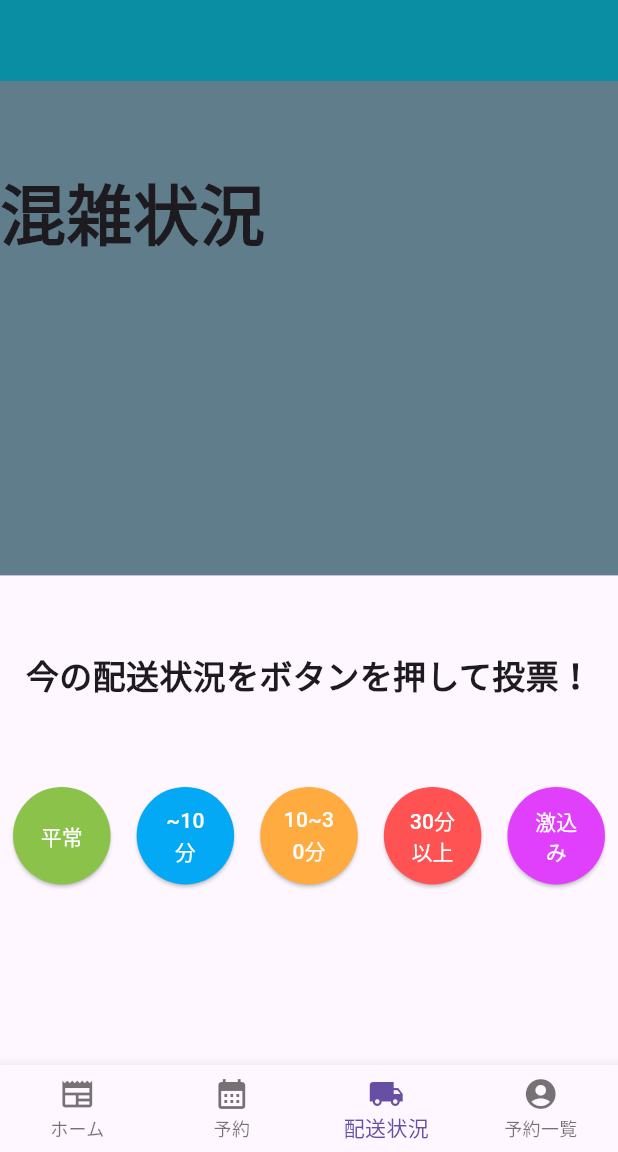
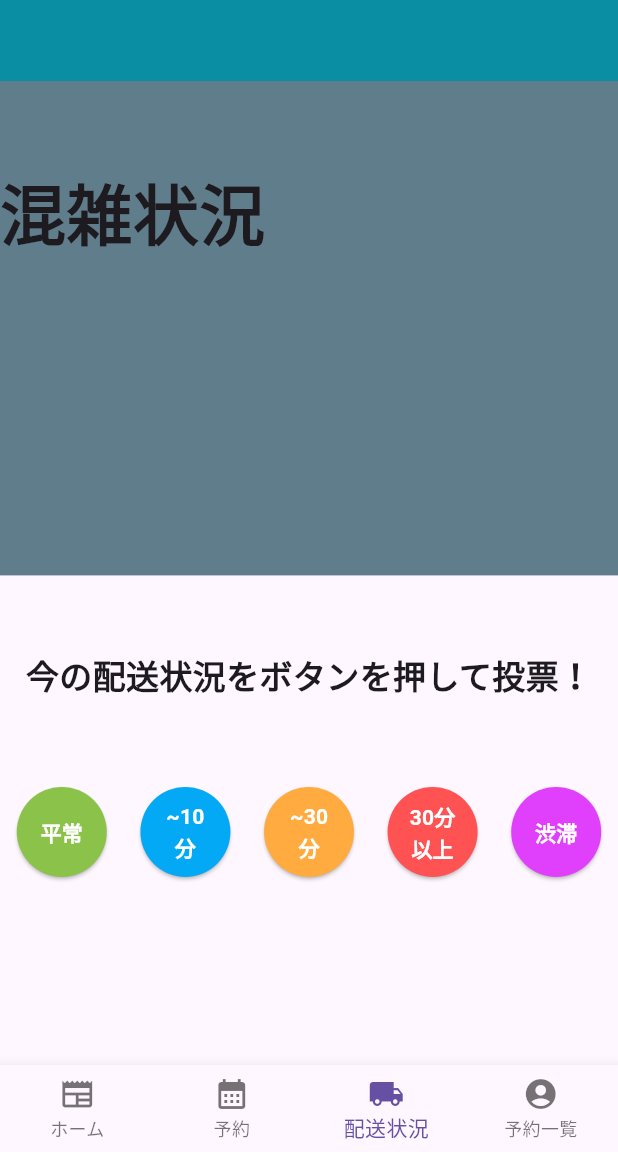
Before and after one commit to IH41jp-ac-hal/TTT, a Flutter app: the screen it shows after launch, item 3 of the bottom bar chosen, on a phone screen of 412 x 824 dp, the part 84-1236 px from its top. Run offline on Flutter 3.47's test engine with Material 3 defaults, Android fonts, the phone set to English and light mode, and no system bars.

Commit message:
ボタンテキストサイズ変更

```diff
--- a/lib/screens/Information.dart
+++ b/lib/screens/Information.dart
@@ -62,7 +62,7 @@ class InformationScreen extends StatelessWidget {
                 children: <Widget>[
                   Expanded(
                     child: Container(
-                      height: 65, // ボタンの高さを設定
+                      height: 60, // ボタンの高さを設定
                       child: ElevatedButton(
                         onPressed: () {
                           // ボタン1が押された時の処理
@@ -72,7 +72,7 @@ class InformationScreen extends StatelessWidget {
                           style: TextStyle(
                               fontSize: 14, // フォントサイズを調整
                               color: Colors.white, // テキストの色を白に設定
-                          ),
+                              fontWeight: FontWeight.bold),
                           textAlign: TextAlign.center,
                         ),
                         style: ElevatedButton.styleFrom(
@@ -84,7 +84,7 @@ class InformationScreen extends StatelessWidget {
                   ),
                   Expanded(
                     child: Container(
-                      height: 65, // ボタンの高さを設定
+                      height: 60, // ボタンの高さを設定
                       child: ElevatedButton(
                         onPressed: () {
                           // ボタン2が押された時の処理
@@ -94,7 +94,7 @@ class InformationScreen extends StatelessWidget {
                           style: TextStyle(
                               fontSize: 14, // フォントサイズを調整
                               color: Colors.white, // テキストの色を白に設定
-                          ),
+                              fontWeight: FontWeight.bold),
                           textAlign: TextAlign.center,
                         ),
                         style: ElevatedButton.styleFrom(
@@ -106,17 +106,17 @@ class InformationScreen extends StatelessWidget {
                   ),
                   Expanded(
                     child: Container(
-                      height: 65, // ボタンの高さを設定
+                      height: 60, // ボタンの高さを設定
                       child: ElevatedButton(
                         onPressed: () {
                           // ボタン3が押された時の処理
                         },
                         child: Text(
-                          '10~30分',
+                          '~30分',
                           style: TextStyle(
                               fontSize: 14, // フォントサイズを調整
                               color: Colors.white, // テキストの色を白に設定
-                          ),
+                              fontWeight: FontWeight.bold),
                           textAlign: TextAlign.center,
                         ),
                         style: ElevatedButton.styleFrom(
@@ -128,7 +128,7 @@ class InformationScreen extends StatelessWidget {
                   ),
                   Expanded(
                     child: Container(
-                      height: 65, // ボタンの高さを設定
+                      height: 60, // ボタンの高さを設定
                       child: ElevatedButton(
                         onPressed: () {
                           // ボタン4が押された時の処理
@@ -138,7 +138,7 @@ class InformationScreen extends StatelessWidget {
                           style: TextStyle(
                               fontSize: 14, // フォントサイズを調整
                               color: Colors.white, // テキストの色を白に設定
-                          ),
+                              fontWeight: FontWeight.bold),
                           textAlign: TextAlign.center,
                         ),
                         style: ElevatedButton.styleFrom(
@@ -150,17 +150,17 @@ class InformationScreen extends StatelessWidget {
                   ),
                   Expanded(
                     child: Container(
-                      height: 65, // ボタンの高さを設定
+                      height: 60, // ボタンの高さを設定
                       child: ElevatedButton(
                         onPressed: () {
                           // ボタン5が押された時の処理
                         },
                         child: Text(
-                          '激込み',
+                          '渋滞',
                           style: TextStyle(
                               fontSize: 14, // フォントサイズを調整
                               color: Colors.white, // テキストの色を白に設定
-                          ),
+                              fontWeight: FontWeight.bold),
                           textAlign: TextAlign.center,
                         ),
                         style: ElevatedButton.styleFrom(
--- a/lib/screens/acount.dart
+++ b/lib/screens/account.dart
@@ -3,8 +3,8 @@ import 'package:trukkertrakker/src/app.dart';
 
 void main() => runApp(MyApp());
 
-class ListScreen extends StatelessWidget {
-  const ListScreen({Key? key}) : super(key: key);
+class accountScreen extends StatelessWidget {
+  const accountScreen({Key? key}) : super(key: key);
 
   @override
   Widget build(BuildContext context) {
--- a/lib/src/app.dart
+++ b/lib/src/app.dart
@@ -2,7 +2,7 @@ import 'package:flutter/material.dart';
 import 'package:trukkertrakker/screens/HomePage.dart';
 import 'package:trukkertrakker/screens/Reservation.dart';
 import 'package:trukkertrakker/screens/Information.dart';
-import 'package:trukkertrakker/screens/acount.dart';
+import 'package:trukkertrakker/screens/account.dart';
 
 class MyApp extends StatelessWidget {
   const MyApp({Key? key}) : super(key: key);
@@ -29,7 +29,7 @@ class _MyStatefulWidgetState extends State<MyStatefulWidget> {
     HomePageScreen(),
     ReservationScreen(),
     InformationScreen(),
-    ListScreen(),
+    accountScreen(),
   ];
 
   int _selectedIndex = 0;
```
Lines whose indentation alone changed are shown as unchanged.
